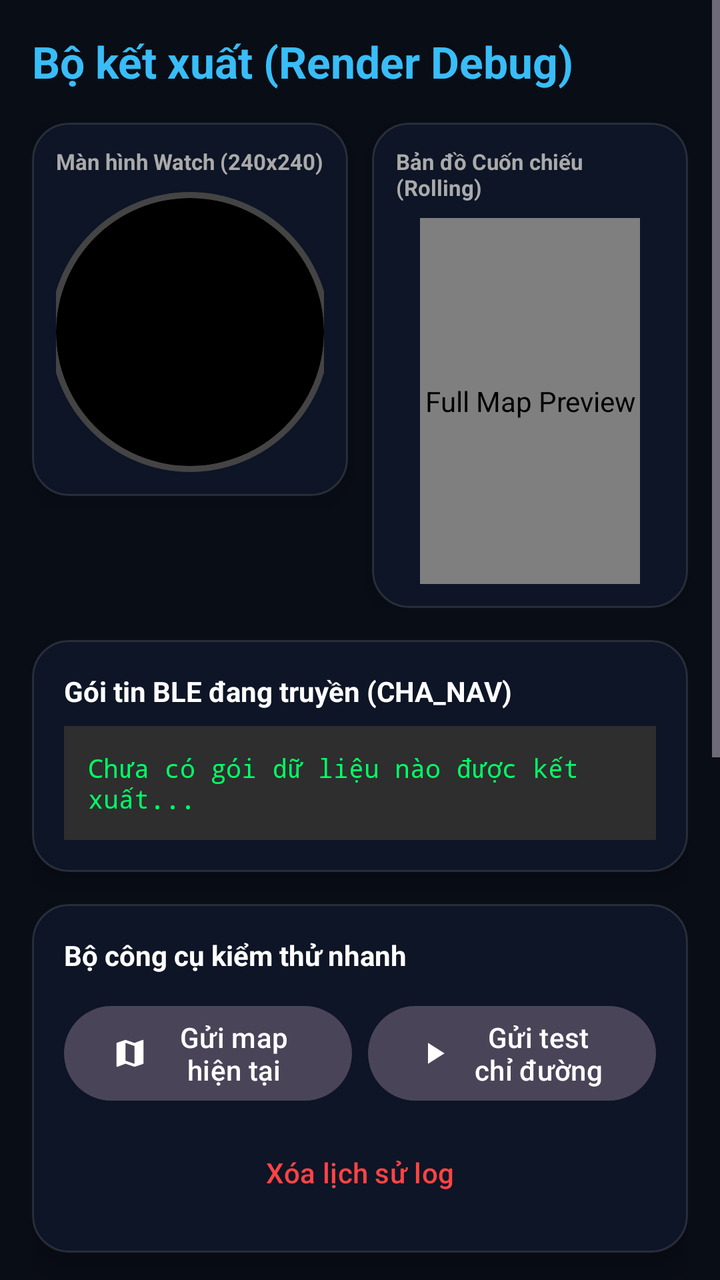
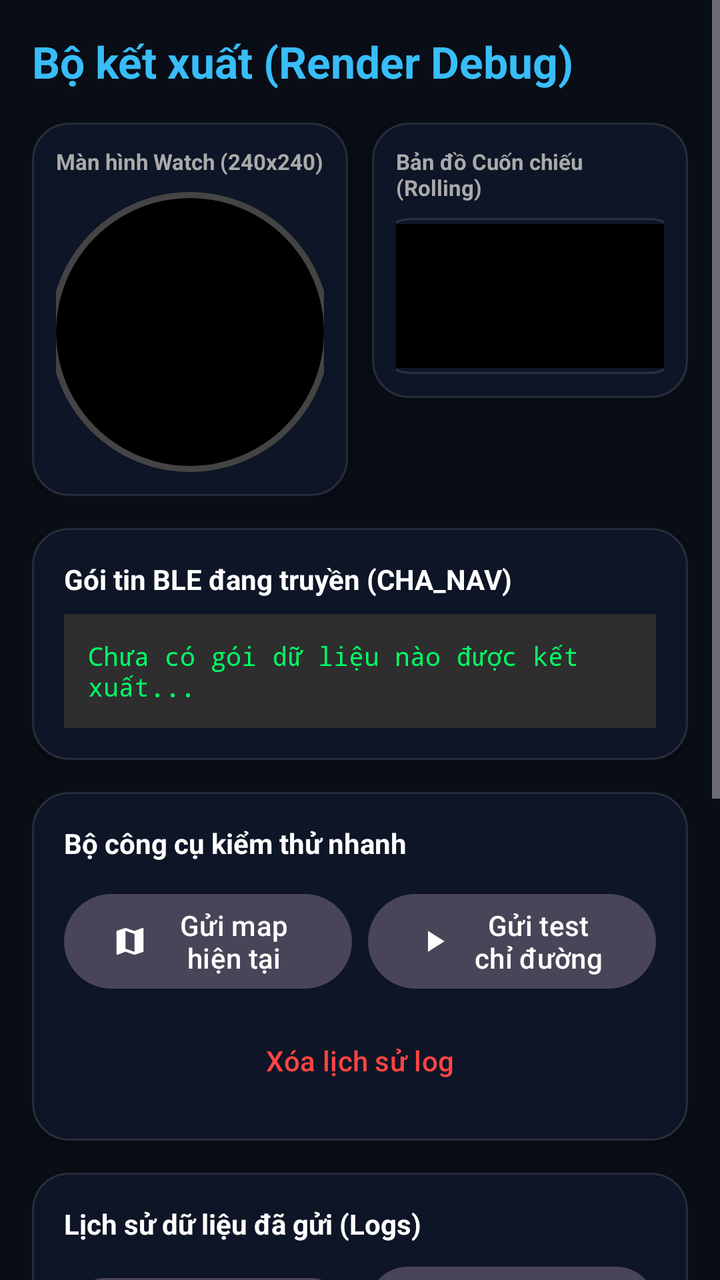

Before-and-after screenshots of an Android layout around one commit, followed by the original layout XML and the change that was made.
<!-- AndroidManifest.xml: application theme Theme.TYMAP -->
<!-- res/layout/fragment_render.xml -->
<?xml version="1.0" encoding="utf-8"?>
<ScrollView xmlns:android="http://schemas.android.com/apk/res/android"
    xmlns:app="http://schemas.android.com/apk/res-auto"
    android:layout_width="match_parent"
    android:layout_height="match_parent"
    android:fillViewport="true"
    android:background="@color/colorBackgroundDeep">

    <LinearLayout
        android:layout_width="match_parent"
        android:layout_height="wrap_content"
        android:orientation="vertical"
        android:padding="16dp">

        <TextView
            android:layout_width="wrap_content"
            android:layout_height="wrap_content"
            android:text="Bộ kết xuất (Render Debug)"
            android:textColor="@color/colorAccentCyan"
            android:textSize="22sp"
            android:textStyle="bold"
            android:layout_marginBottom="16dp"/>

        
        <LinearLayout
            android:layout_width="match_parent"
            android:layout_height="wrap_content"
            android:orientation="horizontal"
            android:layout_marginBottom="16dp"
            android:baselineAligned="false">

            
            <com.google.android.material.card.MaterialCardView
                android:layout_width="0dp"
                android:layout_height="wrap_content"
                android:layout_weight="1"
                android:layout_marginEnd="6dp"
                app:cardBackgroundColor="@android:color/transparent"
                app:cardCornerRadius="18dp"
                app:cardElevation="8dp"
                app:strokeWidth="0dp">

                <LinearLayout
                    android:layout_width="match_parent"
                    android:layout_height="wrap_content"
                    android:background="@drawable/bg_glass_card"
                    android:orientation="vertical"
                    android:gravity="center"
                    android:padding="12dp">

                    <TextView
                        android:layout_width="wrap_content"
                        android:layout_height="wrap_content"
                        android:text="Màn hình Watch (240x240)"
                        android:textColor="#AAAAAA"
                        android:textSize="11sp"
                        android:textStyle="bold"
                        android:layout_marginBottom="8dp"/>

                    <FrameLayout
                        android:layout_width="140dp"
                        android:layout_height="140dp"
                        android:background="@drawable/bg_watch_frame"
                        android:padding="3dp">

                        <androidx.cardview.widget.CardView
                            android:layout_width="match_parent"
                            android:layout_height="match_parent"
                            app:cardCornerRadius="70dp"
                            app:cardBackgroundColor="#000000"
                            app:cardElevation="0dp">

                            <FrameLayout
                                android:layout_width="match_parent"
                                android:layout_height="match_parent">

                                
                                <ImageView
                                    android:id="@+id/ivMapPreview"
                                    android:layout_width="match_parent"
                                    android:layout_height="match_parent"
                                    android:scaleType="centerCrop"
                                    android:contentDescription="Map Preview" />

                                
                                <ImageView
                                    android:id="@+id/ivIconPreview"
                                    android:layout_width="32dp"
                                    android:layout_height="32dp"
                                    android:layout_gravity="center"
                                    android:scaleType="fitCenter"
                                    android:contentDescription="Turn Icon Preview" />

                            </FrameLayout>
                        </androidx.cardview.widget.CardView>
                    </FrameLayout>
                </LinearLayout>
            </com.google.android.material.card.MaterialCardView>

            
            <com.google.android.material.card.MaterialCardView
                android:layout_width="0dp"
                android:layout_height="wrap_content"
                android:layout_weight="1"
                android:layout_marginStart="6dp"
                app:cardBackgroundColor="@android:color/transparent"
                app:cardCornerRadius="18dp"
                app:cardElevation="8dp"
                app:strokeWidth="0dp">

                <LinearLayout
                    android:layout_width="match_parent"
                    android:layout_height="wrap_content"
                    android:background="@drawable/bg_glass_card"
                    android:orientation="vertical"
                    android:gravity="center"
                    android:padding="12dp">

                    <TextView
                        android:layout_width="wrap_content"
                        android:layout_height="wrap_content"
                        android:text="Bản đồ Cuốn chiếu (Rolling)"
                        android:textColor="#AAAAAA"
                        android:textSize="11sp"
                        android:textStyle="bold"
                        android:layout_marginBottom="8dp"/>

                    <com.example.tymap.ui.CropPreviewImageView
                        android:id="@+id/ivFullMapPreview"
                        android:layout_width="110dp"
                        android:layout_height="183dp"
                        android:background="#000000"
                        android:scaleType="fitXY"
                        android:contentDescription="Full Map Preview" />
                </LinearLayout>
            </com.google.android.material.card.MaterialCardView>

        </LinearLayout>

        
        <com.google.android.material.card.MaterialCardView
            android:layout_width="match_parent"
            android:layout_height="wrap_content"
            android:layout_marginBottom="16dp"
            app:cardBackgroundColor="@android:color/transparent"
            app:cardCornerRadius="18dp"
            app:cardElevation="8dp"
            app:strokeWidth="0dp">

            <LinearLayout
                android:layout_width="match_parent"
                android:layout_height="wrap_content"
                android:background="@drawable/bg_glass_card"
                android:orientation="vertical"
                android:padding="16dp">

                <TextView
                    android:layout_width="wrap_content"
                    android:layout_height="wrap_content"
                    android:text="Gói tin BLE đang truyền (CHA_NAV)"
                    android:textColor="#FFFFFF"
                    android:textSize="14sp"
                    android:textStyle="bold"
                    android:layout_marginBottom="8dp"/>

                <TextView
                    android:id="@+id/tvBlePacketData"
                    android:layout_width="match_parent"
                    android:layout_height="wrap_content"
                    android:background="#2E2E2E"
                    android:padding="12dp"
                    android:text="Chưa có gói dữ liệu nào được kết xuất..."
                    android:textColor="#00FF66"
                    android:fontFamily="monospace"
                    android:textSize="13sp"/>
            </LinearLayout>
        </com.google.android.material.card.MaterialCardView>

        
        <com.google.android.material.card.MaterialCardView
            android:layout_width="match_parent"
            android:layout_height="wrap_content"
            android:layout_marginBottom="16dp"
            app:cardBackgroundColor="@android:color/transparent"
            app:cardCornerRadius="18dp"
            app:cardElevation="8dp"
            app:strokeWidth="0dp">

            <LinearLayout
                android:layout_width="match_parent"
                android:layout_height="wrap_content"
                android:background="@drawable/bg_glass_card"
                android:orientation="vertical"
                android:padding="16dp">

                <TextView
                    android:layout_width="wrap_content"
                    android:layout_height="wrap_content"
                    android:text="Bộ công cụ kiểm thử nhanh"
                    android:textColor="#FFFFFF"
                    android:textSize="14sp"
                    android:textStyle="bold"
                    android:layout_marginBottom="12dp"/>

                <LinearLayout
                    android:layout_width="match_parent"
                    android:layout_height="wrap_content"
                    android:orientation="horizontal"
                    android:layout_marginBottom="8dp">

                    <com.google.android.material.button.MaterialButton
                        android:id="@+id/btnSendCurrentMap"
                        style="@style/Widget.Material3.Button.TonalButton"
                        android:layout_width="0dp"
                        android:layout_height="wrap_content"
                        android:layout_weight="1"
                        android:layout_marginEnd="4dp"
                        android:text="Gửi map hiện tại"
                        app:icon="@drawable/ic_map"
                        app:iconTint="#FFFFFF"
                        android:textColor="#FFFFFF"/>

                    <com.google.android.material.button.MaterialButton
                        android:id="@+id/btnSendDemoNav"
                        style="@style/Widget.Material3.Button.TonalButton"
                        android:layout_width="0dp"
                        android:layout_height="wrap_content"
                        android:layout_weight="1"
                        android:layout_marginStart="4dp"
                        android:text="Gửi test chỉ đường"
                        app:icon="@drawable/ic_play"
                        app:iconTint="#FFFFFF"
                        android:textColor="#FFFFFF"/>
                </LinearLayout>

                <com.google.android.material.button.MaterialButton
                    android:id="@+id/btnClearRenderLogs"
                    style="@style/Widget.Material3.Button.TextButton"
                    android:layout_width="match_parent"
                    android:layout_height="wrap_content"
                    android:text="Xóa lịch sử log"
                    android:textColor="#FF4444"
                    app:iconTint="#FF4444"/>
            </LinearLayout>
        </com.google.android.material.card.MaterialCardView>

        
        <com.google.android.material.card.MaterialCardView
            android:layout_width="match_parent"
            android:layout_height="wrap_content"
            app:cardBackgroundColor="@android:color/transparent"
            app:cardCornerRadius="18dp"
            app:cardElevation="8dp"
            app:strokeWidth="0dp">

            <LinearLayout
                android:layout_width="match_parent"
                android:layout_height="wrap_content"
                android:background="@drawable/bg_glass_card"
                android:orientation="vertical"
                android:padding="16dp">

                <TextView
                    android:layout_width="wrap_content"
                    android:layout_height="wrap_content"
                    android:text="Lịch sử dữ liệu đã gửi (Logs)"
                    android:textColor="#FFFFFF"
                    android:textSize="14sp"
                    android:textStyle="bold"
                    android:layout_marginBottom="8dp"/>

                
                <LinearLayout
                    android:layout_width="match_parent"
                    android:layout_height="wrap_content"
                    android:orientation="horizontal"
                    android:layout_marginBottom="8dp">

                    <com.google.android.material.button.MaterialButton
                        android:id="@+id/btnPauseRenderLog"
                        style="@style/Widget.Material3.Button.TonalButton"
                        android:layout_width="0dp"
                        android:layout_height="wrap_content"
                        android:layout_weight="1"
                        android:layout_marginEnd="4dp"
                        android:text="Tạm dừng cuộn"
                        android:textSize="12sp"
                        app:icon="@drawable/ic_stop"
                        app:iconTint="#FFFFFF"
                        android:textColor="#FFFFFF"/>

                    <com.google.android.material.button.MaterialButton
                        android:id="@+id/btnClearRenderLogsTab"
                        style="@style/Widget.Material3.Button.TonalButton"
                        android:layout_width="0dp"
                        android:layout_height="wrap_content"
                        android:layout_weight="1"
                        android:layout_marginStart="4dp"
                        android:text="Xóa nhật ký"
                        android:textSize="12sp"
                        app:icon="@drawable/ic_delete"
                        app:iconTint="#FFFFFF"
                        android:textColor="#FFFFFF"/>
                </LinearLayout>

                
                <EditText
                    android:id="@+id/etSearchRenderLog"
                    android:layout_width="match_parent"
                    android:layout_height="48dp"
                    android:background="#121212"
                    android:hint="Tìm kiếm nhật ký..."
                    android:textColorHint="#666666"
                    android:textColor="#FFFFFF"
                    android:paddingHorizontal="12dp"
                    android:textSize="14sp"
                    android:layout_marginBottom="8dp"
                    android:drawableStart="@drawable/ic_search"
                    android:drawablePadding="8dp"
                    android:singleLine="true"/>

                <androidx.recyclerview.widget.RecyclerView
                    android:id="@+id/rvRenderLogs"
                    android:layout_width="match_parent"
                    android:layout_height="250dp"
                    android:background="#121212"
                    android:padding="8dp"/>
            </LinearLayout>
        </com.google.android.material.card.MaterialCardView>

    </LinearLayout>
</ScrollView>
<!-- resources referenced by this layout -->
<resources>
  <color name="colorAccentCyan">#38BDF8</color>
  <color name="colorBackgroundDeep">#090D16</color>
  <!-- drawable bg_glass_card (drawable) -->
  <?xml version="1.0" encoding="utf-8"?>
  <shape xmlns:android="http://schemas.android.com/apk/res/android"
      android:shape="rectangle">
      <solid android:color="@color/colorSurfaceGlass" />
      <corners android:radius="18dp" />
      <stroke
          android:width="1dp"
          android:color="@color/colorSurfaceGlassBorder" />
  </shape>
  <!-- drawable bg_watch_frame (drawable) -->
  <?xml version="1.0" encoding="utf-8"?>
  <shape xmlns:android="http://schemas.android.com/apk/res/android"
      android:shape="oval">
      <stroke
          android:width="4dp"
          android:color="#444444" />
      <solid android:color="#000000" />
  </shape>
  <!-- drawable ic_delete (drawable) -->
  <vector xmlns:android="http://schemas.android.com/apk/res/android"
      android:width="24dp"
      android:height="24dp"
      android:viewportWidth="24"
      android:viewportHeight="24"
      android:tint="?attr/colorControlNormal">
    <path
        android:fillColor="@android:color/white"
        android:pathData="M6,19c0,1.1 0.9,2 2,2h8c1.1,0 2,-0.9 2,-2V7H6v12zM19,4h-3.5l-1,-1h-5l-1,1H5v2h14V4z"/>
  </vector>
  <!-- drawable ic_map (drawable) -->
  <vector xmlns:android="http://schemas.android.com/apk/res/android"
      android:width="24dp"
      android:height="24dp"
      android:viewportWidth="24"
      android:viewportHeight="24">
    <path
        android:fillColor="@android:color/black"
        android:pathData="M20.5,3l-0.16,0.03L15,5.1L9,3L3.36,4.9c-0.21,0.07 -0.36,0.25 -0.36,0.48V20.5c0,0.28 0.22,0.5 0.5,0.5l0.16,-0.03L9,18.9l6,2.1l5.64,-1.9c0.21,-0.07 0.36,-0.25 0.36,-0.48V3.5c0,-0.28 -0.22,-0.5 -0.5,-0.5zM15,19l-6,-2.11V5l6,2.11V19z"/>
  </vector>
  <!-- drawable ic_play (drawable) -->
  <vector xmlns:android="http://schemas.android.com/apk/res/android"
      android:width="24dp"
      android:height="24dp"
      android:viewportWidth="24"
      android:viewportHeight="24">
    <path
        android:fillColor="@android:color/black"
        android:pathData="M8,5v14l11,-7z"/>
  </vector>
  <!-- drawable ic_search (drawable) -->
  <vector xmlns:android="http://schemas.android.com/apk/res/android"
      android:width="24dp"
      android:height="24dp"
      android:viewportWidth="24"
      android:viewportHeight="24">
    <path
        android:fillColor="#FFffffff"
        android:pathData="M15.5,14h-0.79l-0.28,-0.27C15.41,12.59 16,11.11 16,9.5 16,5.91 13.09,3 9.5,3S3,5.91 3,9.5 5.91,16 9.5,16c1.61,0 3.09,-0.59 4.23,-1.57l0.27,0.28v0.79l5,4.99L20.49,19l-4.99,-5zM9.5,14C7.01,14 5,11.99 5,9.5S7.01,5 9.5,5 14,7.01 14,9.5 11.99,14 9.5,14z"/>
  </vector>
  <!-- drawable ic_stop (drawable) -->
  <vector xmlns:android="http://schemas.android.com/apk/res/android"
      android:width="24dp"
      android:height="24dp"
      android:viewportWidth="24"
      android:viewportHeight="24">
    <path
        android:fillColor="@android:color/black"
        android:pathData="M6,6h12v12H6z"/>
  </vector>
  <style name="Theme.TYMAP" parent="Theme.Material3.Dark.NoActionBar">
          
          <item name="colorPrimary">@color/colorAccentCyan</item>
          <item name="colorOnPrimary">@color/white</item>
  
          
          <item name="android:windowBackground">@color/colorBackgroundDeep</item>
          <item name="colorSurface">@color/colorSurfaceGlass</item>
          <item name="colorOnSurface">#FFFFFF</item>
          <item name="colorSurfaceVariant">#1E293B</item>
          <item name="colorOnSurfaceVariant">#94A3B8</item>
  
          
          <item name="android:statusBarColor">@color/colorBackgroundDeep</item>
          <item name="android:navigationBarColor">@color/colorBackgroundDeep</item>
      </style>
  <color name="colorSurfaceGlass">#D90F172A</color>
  <color name="colorSurfaceGlassBorder">#1FFFFFFF</color>
  <color name="white">#FFFFFFFF</color>
</resources>

<!-- the commit's change to res/layout/fragment_render.xml (unified diff, before → after) -->
@@ -49,6 +49,7 @@
                     android:padding="12dp">
 
                     <TextView
+                        android:id="@+id/tvLeftMapTitle"
                         android:layout_width="wrap_content"
                         android:layout_height="wrap_content"
                         android:text="Màn hình Watch (240x240)"
@@ -58,12 +59,14 @@
                         android:layout_marginBottom="8dp"/>
 
                     <FrameLayout
+                        android:id="@+id/layoutLeftMapFrame"
                         android:layout_width="140dp"
                         android:layout_height="140dp"
                         android:background="@drawable/bg_watch_frame"
                         android:padding="3dp">
 
                         <androidx.cardview.widget.CardView
+                            android:id="@+id/cvLeftMapRoundCard"
                             android:layout_width="match_parent"
                             android:layout_height="match_parent"
                             app:cardCornerRadius="70dp"
@@ -117,6 +120,7 @@
                     android:padding="12dp">
 
                     <TextView
+                        android:id="@+id/tvRollingMapTitle"
                         android:layout_width="wrap_content"
                         android:layout_height="wrap_content"
                         android:text="Bản đồ Cuốn chiếu (Rolling)"
@@ -125,13 +129,41 @@
                         android:textStyle="bold"
                         android:layout_marginBottom="8dp"/>
 
+                    
                     <com.example.tymap.ui.CropPreviewImageView
                         android:id="@+id/ivFullMapPreview"
                         android:layout_width="110dp"
                         android:layout_height="183dp"
                         android:background="#000000"
                         android:scaleType="fitXY"
+                        android:visibility="gone"
                         android:contentDescription="Full Map Preview" />
+
+                    
+                    <FrameLayout
+                        android:id="@+id/layoutOledFrame"
+                        android:layout_width="156dp"
+                        android:layout_height="78dp"
+                        android:background="@drawable/bg_glass_card"
+                        android:padding="3dp"
+                        android:visibility="visible">
+
+                        <androidx.cardview.widget.CardView
+                            android:layout_width="match_parent"
+                            android:layout_height="match_parent"
+                            app:cardCornerRadius="6dp"
+                            app:cardBackgroundColor="#000000"
+                            app:cardElevation="0dp">
+
+                            <ImageView
+                                android:id="@+id/ivOledPreview"
+                                android:layout_width="match_parent"
+                                android:layout_height="match_parent"
+                                android:scaleType="fitXY"
+                                android:contentDescription="OLED 128x64 Preview" />
+
+                        </androidx.cardview.widget.CardView>
+                    </FrameLayout>
                 </LinearLayout>
             </com.google.android.material.card.MaterialCardView>
 
